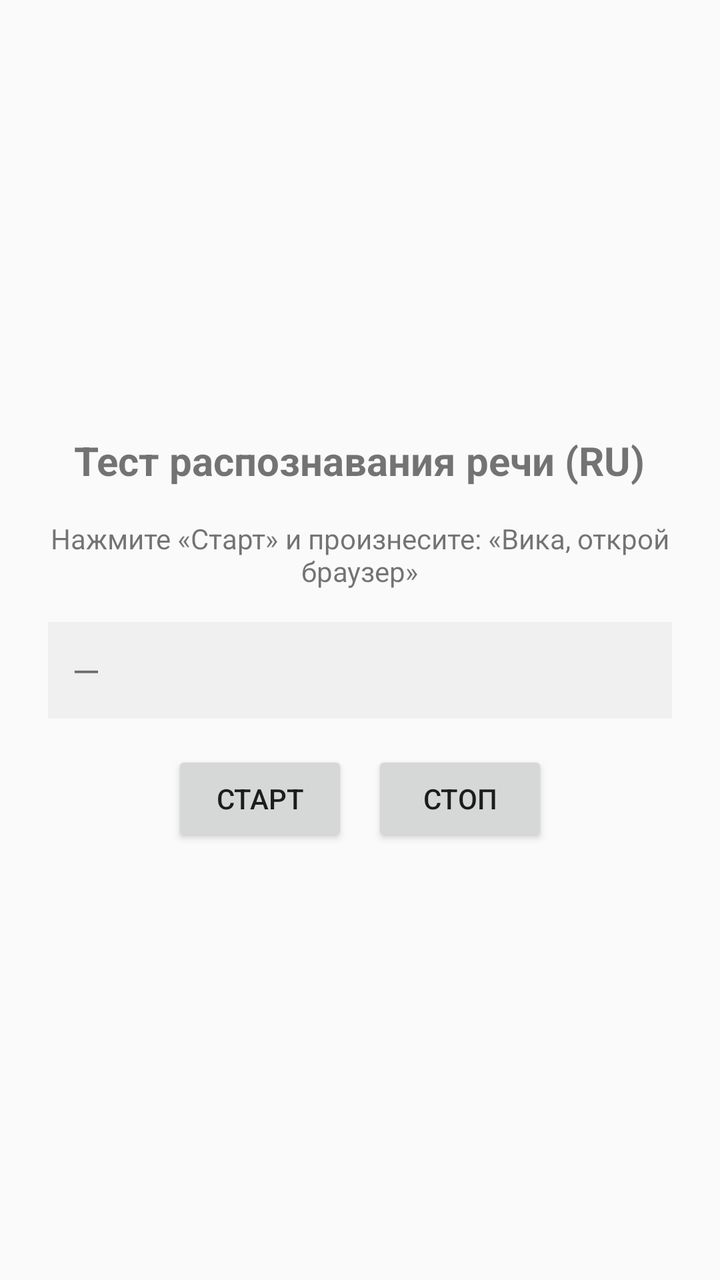
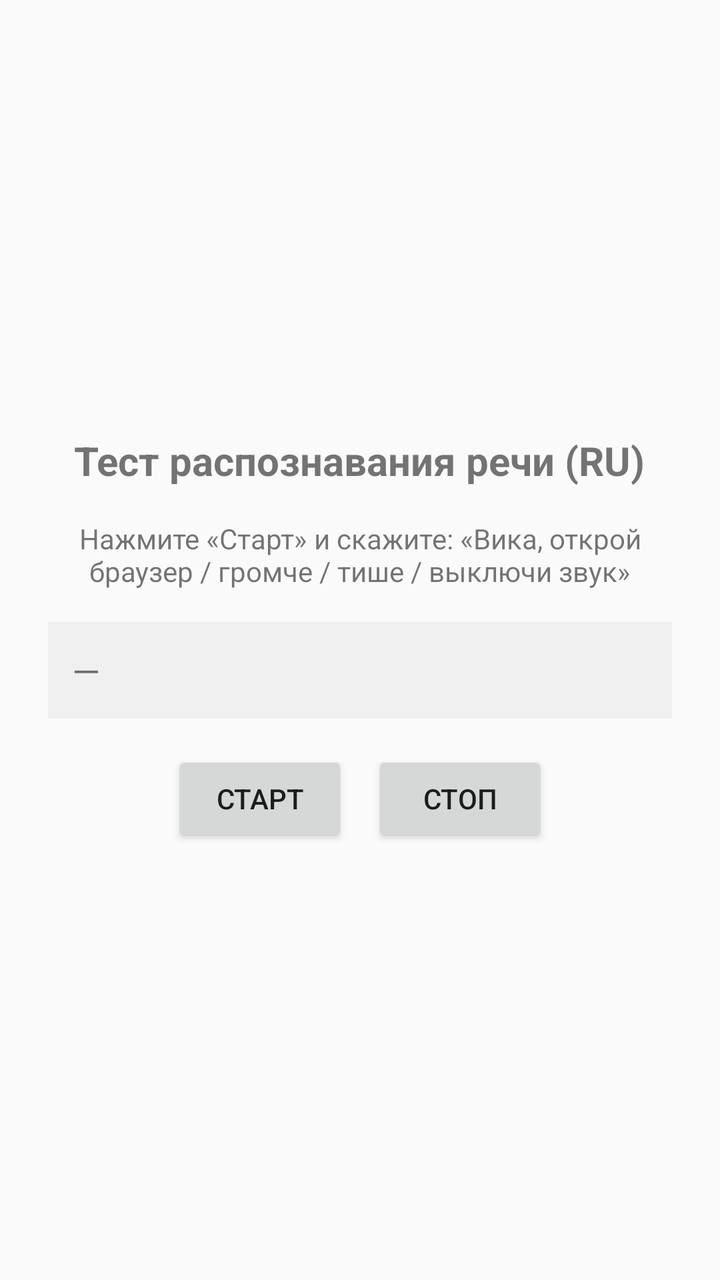

Compare the two renders of this Android layout. The source of the first and the diff that turns it into the second are given below.
<!-- AndroidManifest.xml: application theme android:Theme.Material.Light -->
<!-- res/layout/activity_main.xml -->
<?xml version="1.0" encoding="utf-8"?>
<LinearLayout xmlns:android="http://schemas.android.com/apk/res/android"
    android:layout_width="match_parent"
    android:layout_height="match_parent"
    android:orientation="vertical"
    android:padding="24dp"
    android:gravity="center">

    <TextView
        android:id="@+id/titleText"
        android:layout_width="wrap_content"
        android:layout_height="wrap_content"
        android:text="Тест распознавания речи (RU)"
        android:textSize="20sp"
        android:textStyle="bold"
        android:layout_marginBottom="16dp" />

    <TextView
        android:id="@+id/statusText"
        android:layout_width="wrap_content"
        android:layout_height="wrap_content"
        android:text="Нажмите «Старт» и произнесите: «Вика, открой браузер»"
        android:textSize="14sp"
        android:gravity="center"
        android:layout_marginBottom="16dp" />

    <TextView
        android:id="@+id/resultText"
        android:layout_width="match_parent"
        android:layout_height="wrap_content"
        android:text="—"
        android:textSize="18sp"
        android:padding="12dp"
        android:background="#f0f0f0"
        android:layout_marginBottom="16dp" />

    <LinearLayout
        android:layout_width="wrap_content"
        android:layout_height="wrap_content"
        android:orientation="horizontal">

        <Button
            android:id="@+id/startButton"
            android:layout_width="wrap_content"
            android:layout_height="wrap_content"
            android:text="Старт"
            android:layout_marginEnd="12dp" />

        <Button
            android:id="@+id/stopButton"
            android:layout_width="wrap_content"
            android:layout_height="wrap_content"
            android:text="Стоп" />
    </LinearLayout>

</LinearLayout>
<!-- resources referenced by this layout -->
<resources>

</resources>

<!-- the commit's change to res/layout/activity_main.xml (unified diff, before → after) -->
@@ -19,7 +19,7 @@
         android:id="@+id/statusText"
         android:layout_width="wrap_content"
         android:layout_height="wrap_content"
-        android:text="Нажмите «Старт» и произнесите: «Вика, открой браузер»"
+        android:text="Нажмите «Старт» и скажите: «Вика, открой браузер / громче / тише / выключи звук»"
         android:textSize="14sp"
         android:gravity="center"
         android:layout_marginBottom="16dp" />
